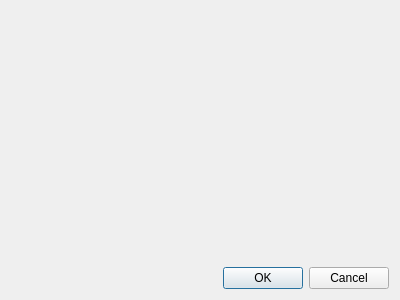
Qt form client/src/ui/dialogs/resource_tree_dialog.ui (networkoptix/nx_open) before a commit.
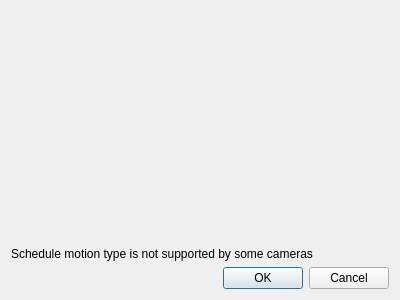
The same form after that commit. Custom widgets are drawn as their Qt base class.

```diff
--- a/client/src/ui/dialogs/resource_tree_dialog.ui
+++ b/client/src/ui/dialogs/resource_tree_dialog.ui
@@ -10,10 +10,16 @@
     <height>300</height>
    </rect>
   </property>
+  <property name="minimumSize">
+   <size>
+    <width>200</width>
+    <height>200</height>
+   </size>
+  </property>
   <property name="windowTitle">
    <string>Dialog</string>
   </property>
-  <layout class="QVBoxLayout" name="verticalLayout_2" stretch="1,0,0">
+  <layout class="QVBoxLayout" name="verticalLayout_2" stretch="1,0,0,0">
    <item>
     <widget class="QnResourceTreeWidget" name="resourcesWidget" native="true">
      <layout class="QVBoxLayout" name="verticalLayout"/>
@@ -23,6 +29,19 @@
     <widget class="QLabel" name="licenseLabel">
      <property name="text">
       <string/>
+     </property>
+     <property name="wordWrap">
+      <bool>true</bool>
+     </property>
+    </widget>
+   </item>
+   <item>
+    <widget class="QLabel" name="motionLabel">
+     <property name="text">
+      <string>Schedule motion type is not supported by some cameras</string>
+     </property>
+     <property name="wordWrap">
+      <bool>true</bool>
      </property>
     </widget>
    </item>
```
